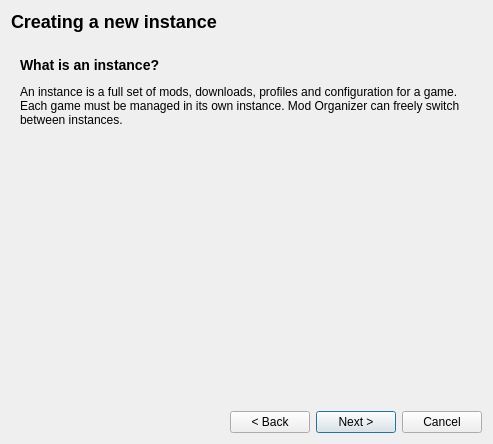
The window that modorganizer/src/createinstancedialog.ui (Holt59/mo2-merge) describes before a commit, drawn with Qt 5.
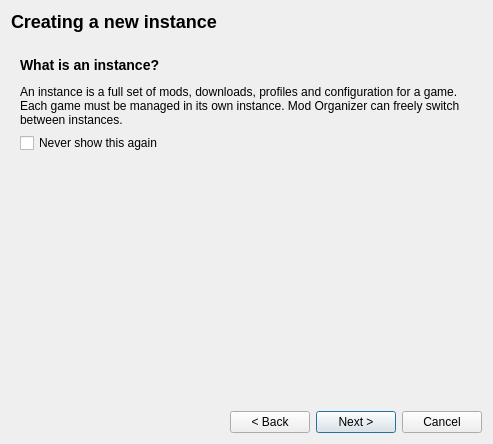
The same window after the commit. The open tabs and pages were chosen to show the change.

Commit message: [modorganizer] added hide option for intro page in create instance dialog

Patch:
```diff
--- a/modorganizer/src/createinstancedialog.ui
+++ b/modorganizer/src/createinstancedialog.ui
@@ -76,6 +76,26 @@
          </property>
         </widget>
        </item>
+       <item>
+        <widget class="QCheckBox" name="hideIntro">
+         <property name="text">
+          <string>Never show this again</string>
+         </property>
+        </widget>
+       </item>
+       <item>
+        <spacer name="verticalSpacer_6">
+         <property name="orientation">
+          <enum>Qt::Vertical</enum>
+         </property>
+         <property name="sizeHint" stdset="0">
+          <size>
+           <width>20</width>
+           <height>40</height>
+          </size>
+         </property>
+        </spacer>
+       </item>
       </layout>
      </widget>
      <widget class="QWidget" name="page">
```
Left out of the diff: 6 changed lines with no effect on the pictures. The commit also changes 6 other files.
